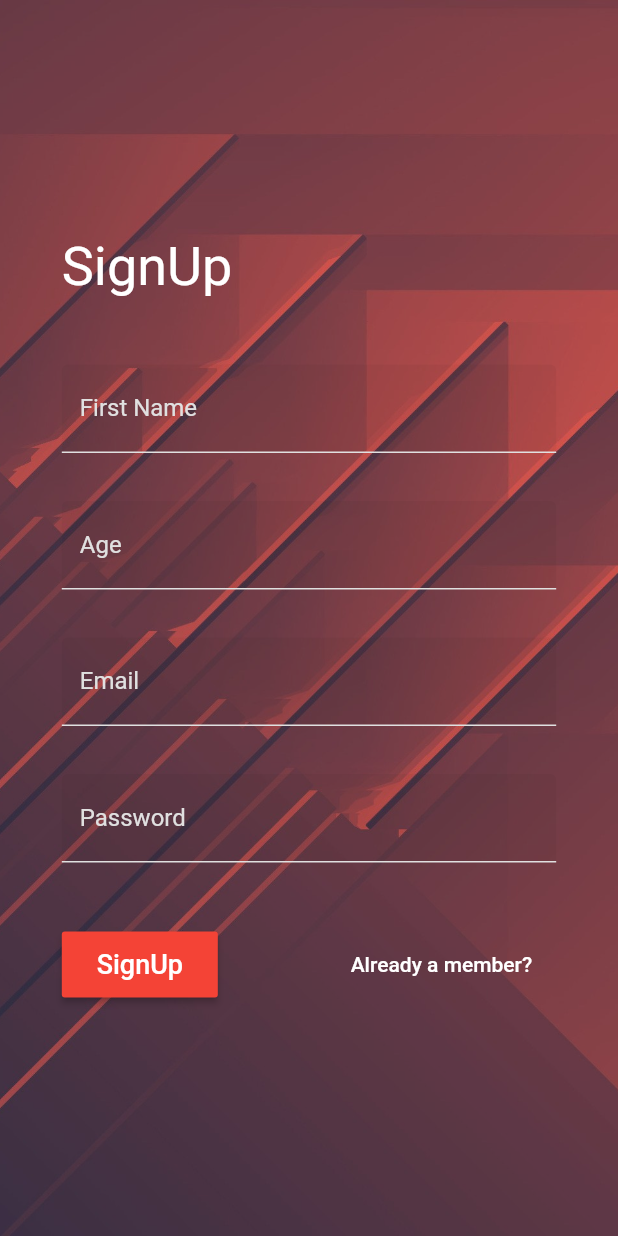
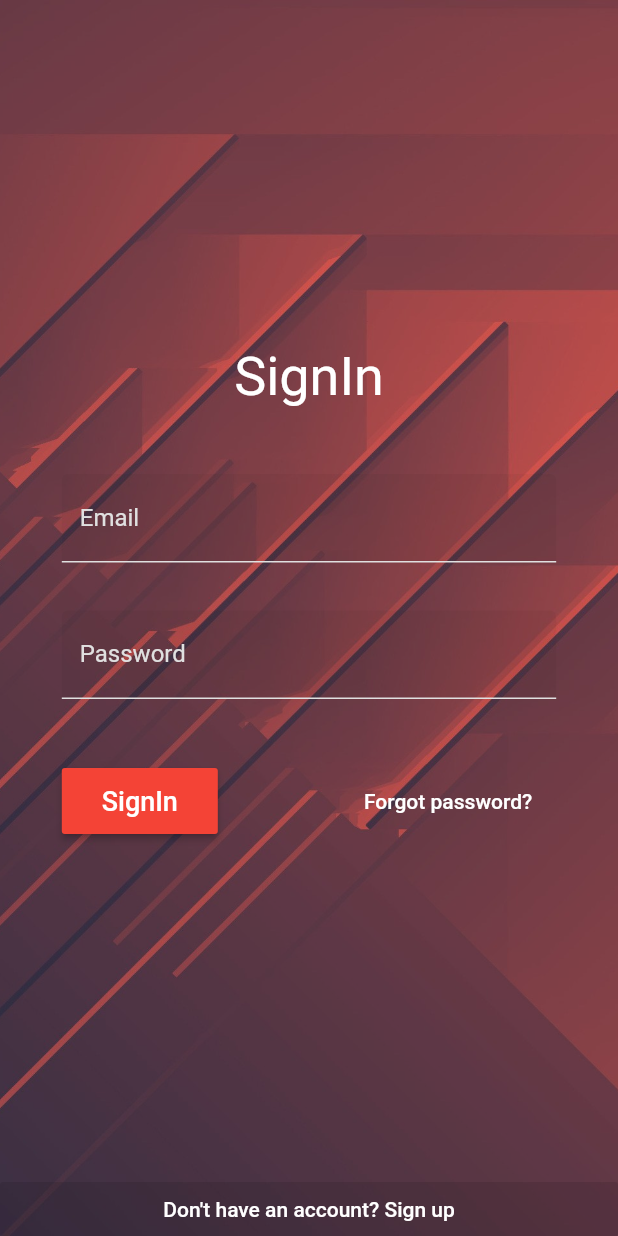
Before and after one commit to khorotyan/delmo, a Flutter app: the screen it shows after launch, on a phone screen of 412 x 824 dp. Run offline on Flutter 3.47's test engine with Material 2 defaults, Android fonts, the phone set to English and light mode, and no system bars.

Commit message:
Initial signin and signup designs

```diff
--- a/delmo/lib/main.dart
+++ b/delmo/lib/main.dart
@@ -21,7 +21,12 @@ class _MainState extends State<Main> {
           primarySwatch: Colors.red,
           accentColor: Colors.redAccent,
           buttonColor: Colors.redAccent),
-      routes: {'/': (BuildContext context) => AuthPage()},
+      routes: {
+        // Later check, if authenticated take to another screen else to auth page
+        '/': (BuildContext context) => AuthPage(isSignIn: true),
+        '/signin': (BuildContext context) => AuthPage(isSignIn: true),
+        '/signup': (BuildContext context) => AuthPage(isSignIn: false)
+      },
     );
   }
 }
--- a/delmo/lib/screens/auth/auth.dart
+++ b/delmo/lib/screens/auth/auth.dart
@@ -1,6 +1,11 @@
 import 'package:flutter/material.dart';
+import 'package:flutter/services.dart';
 
 class AuthPage extends StatefulWidget {
+  final bool isSignIn;
+
+  AuthPage({this.isSignIn});
+
   @override
   State<StatefulWidget> createState() {
     return _AuthPageState();
@@ -18,6 +23,8 @@ class _AuthPageState extends State<AuthPage> {
   static const String _ageInputLabel = 'Age';
   static const String _emailInputLabel = 'Email';
   static const String _passwordInputLabel = 'Password';
+  static const String _signInName = 'SignIn';
+  static const String _signUpName = 'SignUp';
 
   final _formKey = GlobalKey<FormState>();
   final _nameInputFocusNode = FocusNode();
@@ -34,6 +41,8 @@ class _AuthPageState extends State<AuthPage> {
 
   @override
   void initState() {
+    SystemChrome.setPreferredOrientations([DeviceOrientation.portraitUp]);
+
     _nameInputFocusNode.addListener(onNameInputFocus);
     _ageInputFocusNode.addListener(onAgeInputFocus);
     _emailInputFocusNode.addListener(onEmailInputFocus);
@@ -61,20 +70,52 @@ class _AuthPageState extends State<AuthPage> {
 
   @override
   Widget build(BuildContext context) {
-    return Scaffold(
-      body: Container(
+    return Scaffold(body: _getScaffoldBody());
+  }
+
+  Widget _getScaffoldBody() {
+    return !widget.isSignIn
+        ? _getSignInScaffoldBody()
+        : _getSignUpScaffoldBody();
+  }
+
+  Widget _getSignInScaffoldBody() {
+    return Container(
+      alignment: Alignment(0.0, 0.0),
       decoration: BoxDecoration(image: _getBackgroundImage()),
-          padding: EdgeInsets.all(10.0),
-          child: Center(
       child: SingleChildScrollView(
           child: Container(
+        alignment: Alignment(0.0, 0.0),
         width: _getAuthPageWidth(),
-            child: Form(
-                key: _formKey,
-                child: Column(
-                  mainAxisAlignment: MainAxisAlignment.center,
-                  crossAxisAlignment: CrossAxisAlignment.stretch,
-                  children: <Widget>[
+        child:
+            Form(key: _formKey, child: Column(children: _getSignInWidgets())),
+      )),
+    );
+  }
+
+  Widget _getSignUpScaffoldBody() {
+    return Container(
+      alignment: Alignment(0.0, 0.0),
+      decoration: BoxDecoration(image: _getBackgroundImage()),
+      child: Column(children: <Widget>[
+        Spacer(),
+        Container(
+          alignment: Alignment(0.0, 0.0),
+          width: _getAuthPageWidth(),
+          child:
+              Form(key: _formKey, child: Column(children: _getSignUpWidgets())),
+        ),
+        Spacer(),
+        Align(
+            alignment: FractionalOffset.bottomCenter,
+            child: _buildSignUpFooter())
+      ]),
+    );
+  }
+
+  List<Widget> _getSignInWidgets() {
+    return <Widget>[
+      SizedBox(height: 44.0),
       _buildPageName(),
       SizedBox(height: 44.0),
       _buildNameInputField(),
@@ -85,11 +126,33 @@ class _AuthPageState extends State<AuthPage> {
       SizedBox(height: 32.0),
       _buildPasswordInputField(),
       SizedBox(height: 44.0),
+      _buildButtomPanel(),
+      SizedBox(height: 44.0)
+    ];
+  }
+
+  List<Widget> _getSignUpWidgets() {
+    return <Widget>[
+      _buildPageName(),
+      SizedBox(height: 44.0),
+      _buildEmailInputField(),
+      SizedBox(height: 32.0),
+      _buildPasswordInputField(),
+      SizedBox(height: 44.0),
       _buildButtomPanel()
-                  ],
-                )),
-          )))),
-    );
+    ];
+  }
+
+  Widget _buildSignUpFooter() {
+    return Container(
+        height: 36.0,
+        child: ButtonTheme(
+            minWidth: double.maxFinite,
+            child: FlatButton(
+                color: Colors.black.withOpacity(0.1),
+                child: Text("Don't have an account? Sign up",
+                    style: TextStyle(color: Colors.white)),
+                onPressed: () => Navigator.pushNamed(context, '/signup'))));
   }
 
   double _getAuthPageWidth() {
@@ -109,7 +172,9 @@ class _AuthPageState extends State<AuthPage> {
   }
 
   Text _buildPageName() {
-    return Text('SignUp',
+    final _pageName = widget.isSignIn ? _signInName : _signUpName;
+
+    return Text(_pageName,
         style: TextStyle(fontSize: 36.0, color: Colors.white));
   }
 
@@ -242,17 +307,23 @@ class _AuthPageState extends State<AuthPage> {
   }
 
   Row _buildButtomPanel() {
+    Widget _secondRowWidget = widget.isSignIn
+        ? _buildForgotPasswordButton()
+        : _buildAlreadyAMemberButton();
+
     return Row(
-        children: <Widget>[_buildSignupButton(), _buildAlreadyAMemberButton()],
+        children: <Widget>[_buildSignupButton(), _secondRowWidget],
         mainAxisAlignment: MainAxisAlignment.spaceBetween);
   }
 
   ButtonTheme _buildSignupButton() {
+    final _buttonName = widget.isSignIn ? _signInName : _signUpName;
+
     return ButtonTheme(
         minWidth: 104.0,
         height: 44.0,
         child: RaisedButton(
-            child: Text('SignUp',
+            child: Text(_buttonName,
                 style: TextStyle(color: Colors.white, fontSize: 18.0)),
             onPressed: () => _onSignupClick()));
   }
@@ -268,6 +339,12 @@ class _AuthPageState extends State<AuthPage> {
   FlatButton _buildAlreadyAMemberButton() {
     return FlatButton(
         child: Text('Already a member?', style: TextStyle(color: Colors.white)),
+        onPressed: () => Navigator.pushNamed(context, '/signin'));
+  }
+
+  FlatButton _buildForgotPasswordButton() {
+    return FlatButton(
+        child: Text('Forgot password?', style: TextStyle(color: Colors.white)),
         onPressed: () {});
   }
 }
```
Lines whose indentation alone changed are shown as unchanged.
